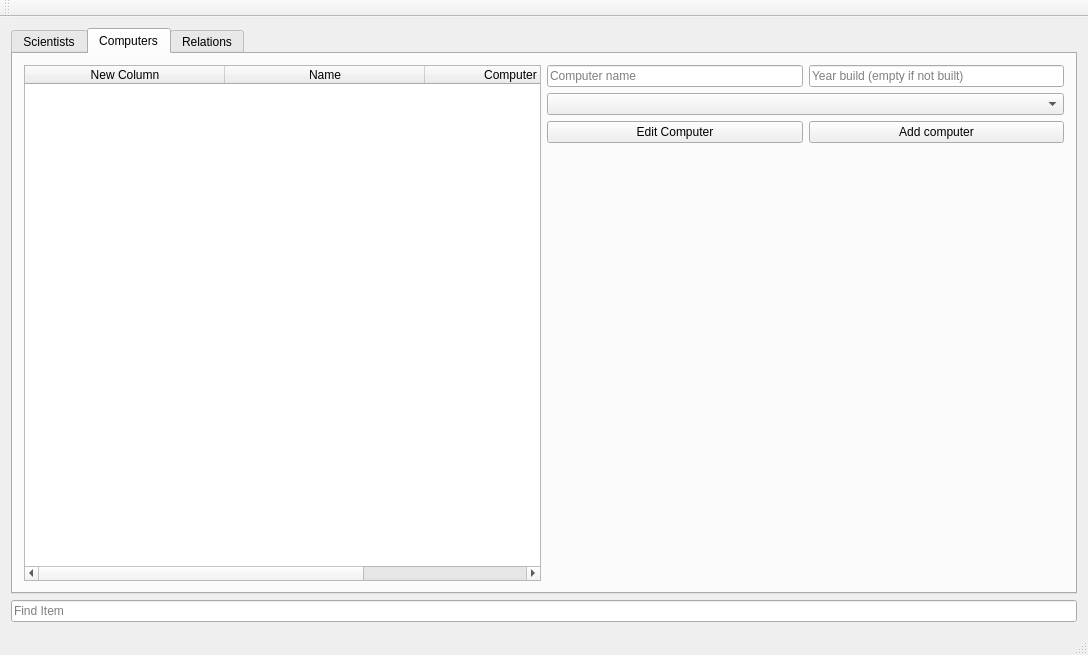
First picture: the form in mainwindow.ui, repository bennisverrir/Golfing-Union-of-Ireland, before the edit.
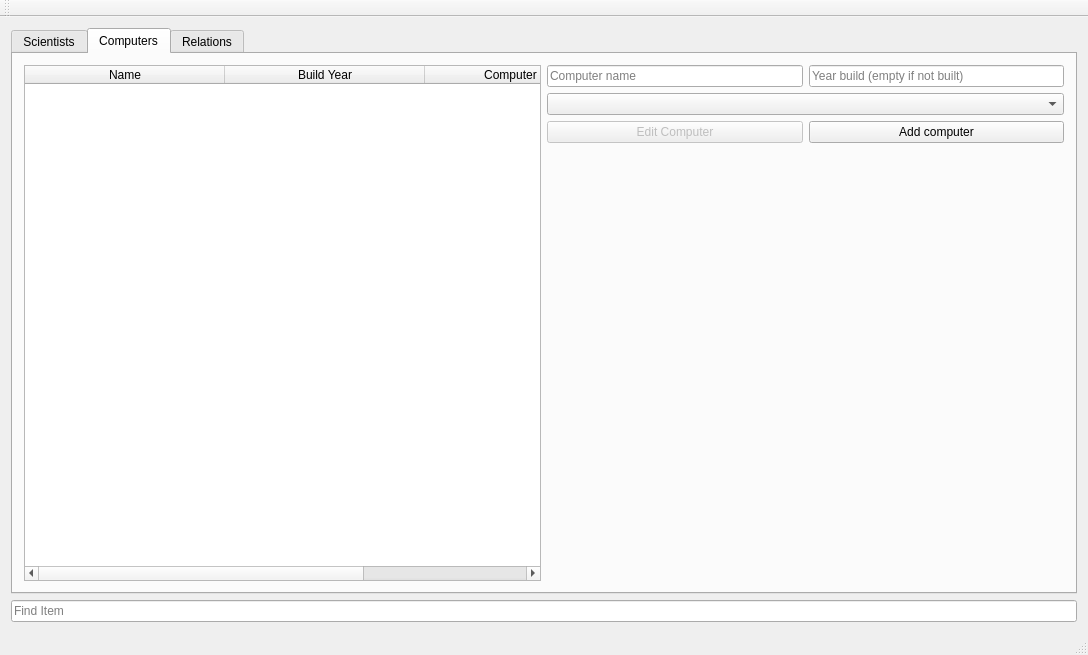
Second picture: the form after the edit. The open tabs and pages were chosen to show the change.

```diff
--- a/mainwindow.ui
+++ b/mainwindow.ui
@@ -202,12 +202,12 @@
                 </attribute>
                 <column>
                  <property name="text">
-                  <string>New Column</string>
+                  <string>Name</string>
                  </property>
                 </column>
                 <column>
                  <property name="text">
-                  <string>Name</string>
+                  <string>Build Year</string>
                  </property>
                 </column>
                 <column>
@@ -252,6 +252,9 @@
                  <layout class="QHBoxLayout" name="horizontalLayout_11">
                   <item>
                    <widget class="QPushButton" name="ComputerEdit">
+                    <property name="enabled">
+                     <bool>false</bool>
+                    </property>
                     <property name="text">
                      <string>Edit Computer</string>
                     </property>
```
Left out of the diff: 8 changed lines with no effect on the pictures.
